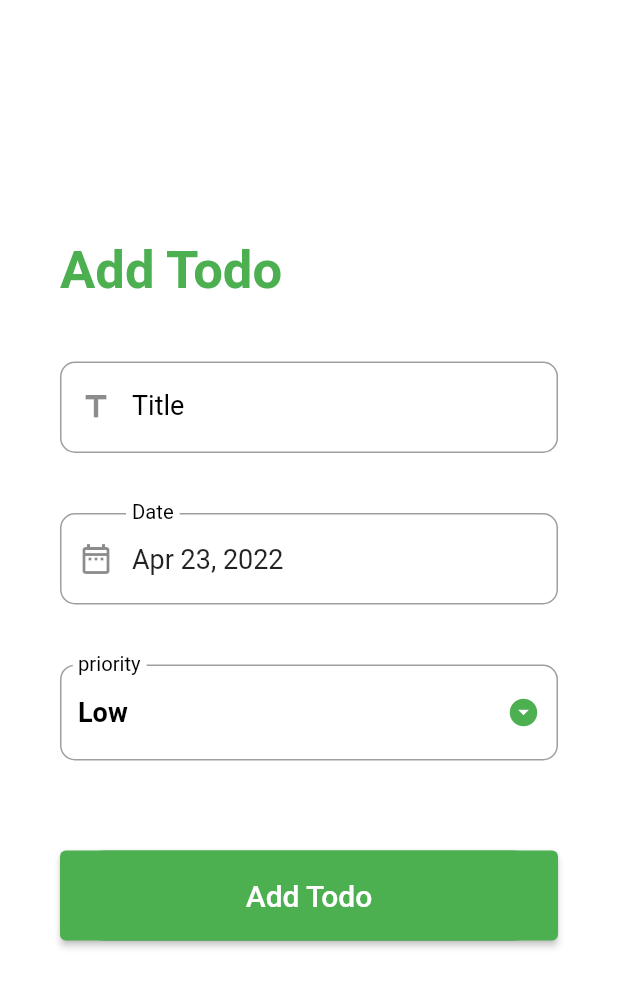
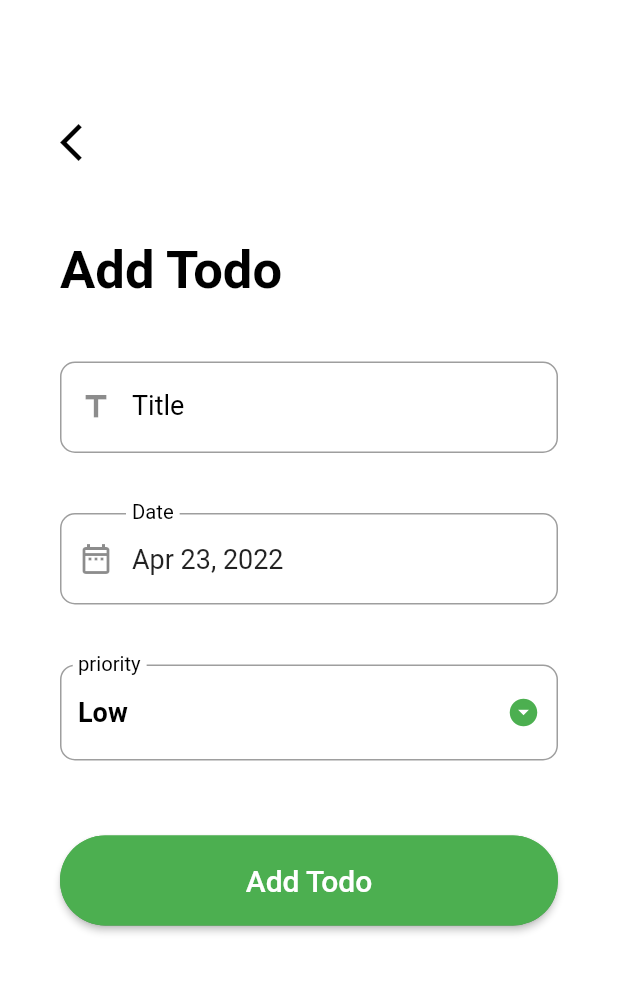
Before and after one commit to waynetipsy/Cop_Todo, a Flutter app: the AddNote screen opened directly, after a tap on the "arrow back ios" icon, after a tap on the "add" icon, on a phone screen of 412 x 824 dp. Shown: the top 987 px of the screen. Run offline on Flutter 3.47's test engine with Material 2 defaults, Android fonts, the light colour scheme and no system bars; our stand-ins replace animated_text_kit, cloud_firestore, firebase_auth, firebase_core, fluttertoast, font_awesome_flutter and 4 more; accounts and stored records are empty.

Commit message:
New Changes

```diff
--- a/lib/pages/addnote.dart
+++ b/lib/pages/addnote.dart
@@ -104,7 +104,16 @@ class _AddNoteState extends State<AddNote> {
        context,
        MaterialPageRoute(builder: (_) => HomePage())
        );
+
+       Fluttertoast.showToast(
+     msg: 'Todo has been deleted',
+     fontSize: 18,
+     gravity: ToastGravity.BOTTOM,
+     backgroundColor: Colors.grey.shade300,
+     textColor: Colors.white,
+     );
        widget.updateTodoList!();
+
    }
 
    _submit() {
@@ -143,6 +152,13 @@ class _AddNoteState extends State<AddNote> {
          }
          //widget.updateTodoList!();
     }
+    Fluttertoast.showToast(
+     msg: 'Todo has been created',
+     fontSize: 18,
+     gravity: ToastGravity.BOTTOM,
+     backgroundColor: Colors.grey.shade300,
+     textColor: Colors.white,
+     );
    }
 
 
@@ -150,7 +166,8 @@ class _AddNoteState extends State<AddNote> {
   Widget build(BuildContext context) {
     return Scaffold(
       backgroundColor: Colors.white,
-      body: GestureDetector(
+      body:
+        GestureDetector(
 
         onTap: () => FocusScope.of(context).unfocus(),
         child: SingleChildScrollView(
@@ -167,13 +184,13 @@ class _AddNoteState extends State<AddNote> {
                     child: Icon(Icons.arrow_back_ios,
 
                     size: 30.0,
-                  color: Colors.white,
+                  color: Colors.black,
                     ),
                   ),
                 SizedBox(height: 50.0),
                 Text(titleText,
                 style: TextStyle(
-                color: Colors.green,
+                color: Colors.black,
                 fontSize: 35,
                 fontWeight: FontWeight.bold,
                  ),
@@ -256,8 +273,8 @@ class _AddNoteState extends State<AddNote> {
                       borderRadius: BorderRadius.circular(10.0)
                         ),
                       ),
-                     validator: (input) => _priority == null ? 'Please select a priority level' : null,
-                    //validator: (value) => value == null ? 'Please select a priority level' : null,
+                  validator: (input) => _priority == null ? 'Please select a priority level' : null,
+                    // validator: (value) => value == null ? 'Please select a priority level' : null,
                       onChanged: (value) {
                           setState(() {
                             _priority = value.toString();
@@ -267,7 +284,7 @@ class _AddNoteState extends State<AddNote> {
                       value: _priority,
                       ),
                     ),
-                    SizedBox(height: 20),
+                    SizedBox(height: 10),
                 Container(
                   margin: EdgeInsets.symmetric(vertical: 20.0),
                    height: 60.0,
@@ -278,6 +295,9 @@ class _AddNoteState extends State<AddNote> {
                    ),
                   child: ElevatedButton(
                    style: ElevatedButton.styleFrom(
+                  shape: RoundedRectangleBorder(
+                    borderRadius: BorderRadius.circular(30.0)
+                  ),
                      primary: Colors.green,
                    ),
                     onPressed: _submit,
@@ -299,6 +319,9 @@ class _AddNoteState extends State<AddNote> {
                 ),
                 child: ElevatedButton(
                 style: ElevatedButton.styleFrom(
+                shape: RoundedRectangleBorder(
+                  borderRadius: BorderRadius.circular(30.0)
+                ),
                   primary: Colors.green,
                   ),
                   onPressed: _delete,
@@ -346,4 +369,4 @@ class _AddNoteState extends State<AddNote> {
      );
     Navigator.pop(context);
    }
-  }
+}
--- a/lib/pages/homepage.dart
+++ b/lib/pages/homepage.dart
@@ -9,15 +9,12 @@ import '../maindrawer.dart';
 import 'package:cloud_firestore/cloud_firestore.dart';
 import 'package:intl/intl.dart';
 
-
 class HomePage extends StatefulWidget {
-
   @override
   _HomePageState createState() => _HomePageState();
 }
 
 class _HomePageState extends State<HomePage> {
-
   late Future<List<Todo>> _todoList;
 
   final DateFormat _dateFormatter = DateFormat('MMM dd, yyyy');
@@ -31,7 +28,7 @@ class _HomePageState extends State<HomePage> {
   }
 
   _updateTodoList() {
-     _todoList =  DatabaseHelper.instance.getTodoList();
+    _todoList = DatabaseHelper.instance.getTodoList();
   }
 
   bool selected = false;
@@ -47,26 +44,32 @@ class _HomePageState extends State<HomePage> {
 
   Widget _buildNote(Todo todo) {
     return Padding(
-      padding: EdgeInsets.symmetric(horizontal: 25.0),
+      padding: EdgeInsets.symmetric(horizontal: 5.0),
       child: Column(
         children: [
-         ListTile(
-           title: Text(todo.title!, style: TextStyle(
-             fontSize: 28.0,
+          Card(
+            color: Colors.white,
+            elevation: 5.0,
+            child: ListTile(
+              title: Text(
+                todo.title!,
+                style: TextStyle(
+                    fontSize: 25.0,
+                    fontWeight: FontWeight.bold,
                     color: Colors.black,
                     decoration: todo.status == 0
                         ? TextDecoration.none
-             : TextDecoration.lineThrough
+                        : TextDecoration.lineThrough),
               ),
-           ),
-           subtitle: Text('${_dateFormatter.format(todo.date!)} - ${todo.priority}',
+              subtitle: Text(
+                '${_dateFormatter.format(todo.date!)} - ${todo.priority}',
                 style: TextStyle(
-             fontSize: 12.0,
+                    fontSize: 10.0,
+                    fontWeight: FontWeight.bold,
                     color: Colors.green,
                     decoration: todo.status == 0
                         ? TextDecoration.none
-             : TextDecoration.lineThrough
-           ),
+                        : TextDecoration.lineThrough),
               ),
               trailing: Checkbox(
                 value: todo.status == 1 ? true : false,
@@ -74,12 +77,15 @@ class _HomePageState extends State<HomePage> {
                   todo.status = value! ? 1 : 0;
                   DatabaseHelper.instance.updateTodo(todo);
                   _updateTodoList();
-           Navigator.pushReplacement(context, MaterialPageRoute(builder: (_) => HomePage())
-              );
+                  Navigator.pushReplacement(
+                      context, MaterialPageRoute(builder: (_) => HomePage()));
                 },
+                //focusColor: Colors.white,
                 activeColor: Colors.green,
               ),
-           onTap: () => Navigator.push(context, MaterialPageRoute(
+              onTap: () => Navigator.push(
+                context,
+                MaterialPageRoute(
                   builder: (_) => AddNote(
                     updateTodoList: _updateTodoList(),
                     todo: todo,
@@ -87,12 +93,12 @@ class _HomePageState extends State<HomePage> {
                 ),
               ),
             ),
-         Divider(height: 5.0, color: Colors.black, thickness: 2.0),
+          ),
+          //Divider(height: 5.0, color: Colors.black, thickness: 2.0),
         ],
       ),
     );
   }
-
 
   @override
   Widget build(BuildContext context) {
@@ -107,24 +113,30 @@ class _HomePageState extends State<HomePage> {
             color: Colors.green,
           ),
         ),
-          elevation: 0.0,
+        elevation: 5.0,
         centerTitle: true,
       ),
+
+
       drawer: Drawer(
         child: Container(
           color: Colors.black,
           child: const MainDrawer(),
         ),
       ),
+
       floatingActionButton: FloatingActionButton(
         elevation: 5,
         shape:
             RoundedRectangleBorder(borderRadius: BorderRadius.circular(20.0)),
         onPressed: () {
-          Navigator.push(context, MaterialPageRoute(
+          Navigator.push(
+              context,
+              MaterialPageRoute(
                 builder: (_) => AddNote(
                   updateTodoList: _updateTodoList(),
-            ),));
+                ),
+              ));
         },
         child: const Icon(
           Icons.add,
@@ -132,10 +144,11 @@ class _HomePageState extends State<HomePage> {
         ),
         backgroundColor: Colors.green,
       ),
-        body: FutureBuilder(
+       body: SafeArea(
+         child: FutureBuilder(
             future: _todoList,
             builder: (BuildContext context, AsyncSnapshot snapshot) {
-          if(!snapshot.hasData) {
+              if (!snapshot.hasData) {
                 return Center(
                   child: CircularProgressIndicator(
                     color: Colors.green,
@@ -144,47 +157,52 @@ class _HomePageState extends State<HomePage> {
                 );
               }
 
-         final int completeTodoCount = snapshot.data!.where((Todo todo) => todo.status == 1).toList().length;
+              final int completeTodoCount = snapshot.data!
+                  .where((Todo todo) => todo.status == 1)
+                  .toList()
+                  .length;
 
-          return  ListView.builder(
+              return ListView.builder(
                   padding: EdgeInsets.symmetric(vertical: 80.0),
-
                   itemCount: int.parse(snapshot.data.length.toString()) + 1,
-          itemBuilder: (BuildContext context, int index){
-         if(index == 0) {
-           return Padding(
-             padding: EdgeInsets.symmetric(
-               horizontal: 40.0,
-               vertical: 20.0
+                  itemBuilder: (BuildContext context, int index) {
+                    if (index == 0) {
+                          return
+                           Column(
+                            crossAxisAlignment:CrossAxisAlignment.end,
+                            mainAxisAlignment: MainAxisAlignment.end,
+                              children: [
+                               Container(
+                                 margin: EdgeInsets.all(10),
+                                padding: EdgeInsets.all(4.0),
+                                decoration: BoxDecoration(
+                                  borderRadius: BorderRadius.circular(20.0),
+                                  color: Colors.black,
                                 ),
-          child: Column(
-            crossAxisAlignment: CrossAxisAlignment.start,
-            children: [
-              Text('My Tasks',
+                                 child: Text(
+                                      'Completed Todo  $completeTodoCount of ${snapshot.data.length} ',
                                       style: TextStyle(
-                color: Colors.black,
-               fontSize: 36,
+                                        color: Colors.white,
                                         fontWeight: FontWeight.bold,
+                                        fontSize: 12.0,
+                                      ),
                                  ),
 
+
                                 ),
-              SizedBox(height: 30.0),
-              Text( '$completeTodoCount of ${snapshot.data.length}',
-              style: TextStyle(
-                color: Colors.black,
-               fontSize: 20.0,
-               fontWeight: FontWeight.w600  ,
-                 ),
-                ),
+
+
                               ],
-              ),
+
                           );
                     }
-           return _buildNote(snapshot.data[index - 1]);
+
+                    return  _buildNote(snapshot.data[index - 1]);
                   }
               );
             }
             ),
+       ),
     );
   }
 }
```
Also changed, not shown: pubspec.yaml (+9 -2 lines), pubspec.lock. Lines whose indentation alone changed are shown as unchanged.
